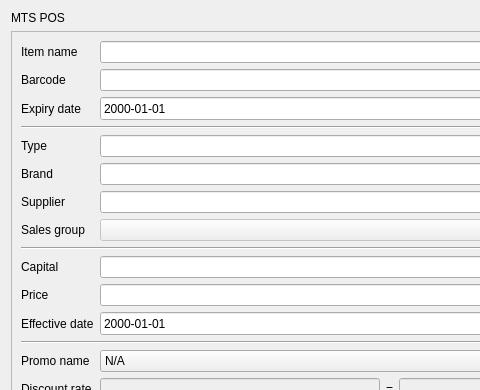
Before: the Qt Designer form app/views/templates/EditItem.ui in rondalefloyd/mts-pos, drawn with Qt 5; both pictures show x 0 to 480 and y 0 to 390 of the 699 by 720 pixel window.
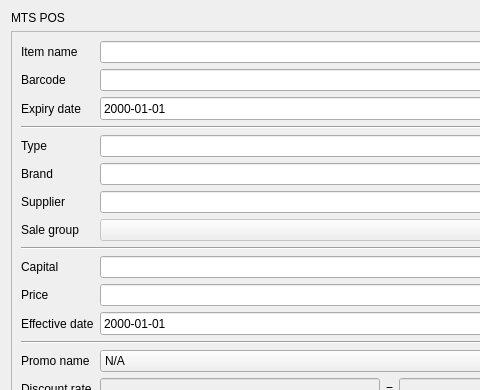
After: the same form once the commit is applied.

```diff
--- a/app/views/templates/EditItem.ui
+++ b/app/views/templates/EditItem.ui
@@ -137,7 +137,7 @@
        <item row="7" column="0">
         <widget class="QLabel" name="label_12">
          <property name="text">
-          <string>Sales group</string>
+          <string>Sale group</string>
          </property>
         </widget>
        </item>
```
